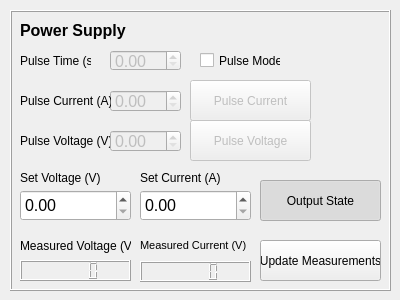
Old version of the form lib/clients/gui/HP6033A_gui.ui in the repository barium-project/barium.
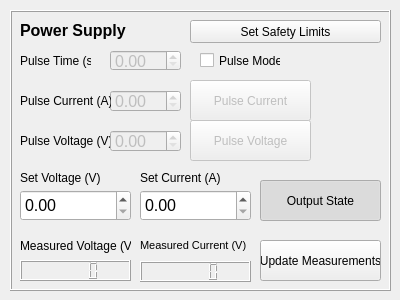
New version of the form.

Commit message: Added a safety mechanism to the HP6033A power supply client.

Patch:
```diff
--- a/lib/clients/gui/HP6033A_gui.ui
+++ b/lib/clients/gui/HP6033A_gui.ui
@@ -339,6 +339,19 @@
      </font>
     </property>
    </widget>
+   <widget class="QPushButton" name="ps_set_safety_limits_button">
+    <property name="geometry">
+     <rect>
+      <x>180</x>
+      <y>10</y>
+      <width>191</width>
+      <height>23</height>
+     </rect>
+    </property>
+    <property name="text">
+     <string>Set Safety Limits</string>
+    </property>
+   </widget>
   </widget>
  </widget>
  <resources/>
```
The commit also changes 12 other files.
